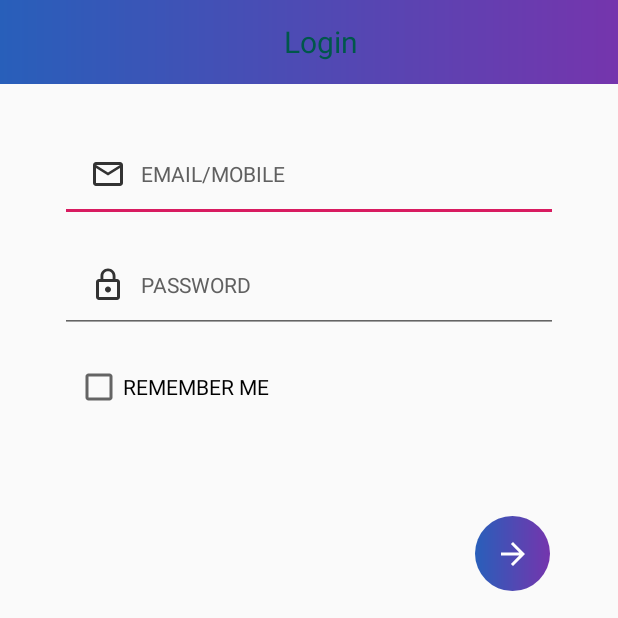
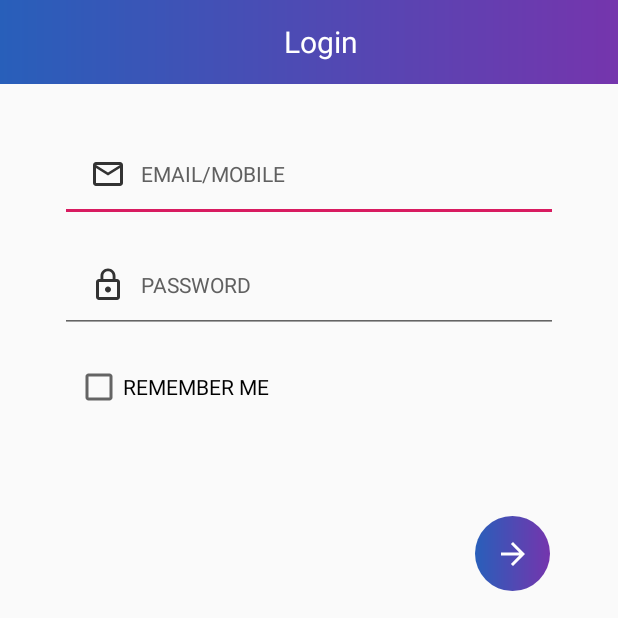
Before and after one commit to princexoleo/Be-Safe-lite, an Android app: the screen it shows after launch (MainActivity), on a phone screen of 412 x 824 dp, the top half of it. Run offline under Robolectric (Android 15) with nearby library versions, the phone set to English and light mode, and no system bars.

Commit message:
Update activity_main.xml

```diff
--- a/app/src/main/res/layout/activity_main.xml
+++ b/app/src/main/res/layout/activity_main.xml
@@ -24,7 +24,7 @@
             android:layout_height="wrap_content"
             android:text="@string/login_str"
             android:textAlignment="center"
-            android:textColor="@color/colorPrimaryDark"
+            android:textColor="@color/textColor"
             android:textSize="@dimen/login_textSize"
             tools:layout_editor_absoluteX="16dp"
             tools:layout_editor_absoluteY="18dp" />
```
